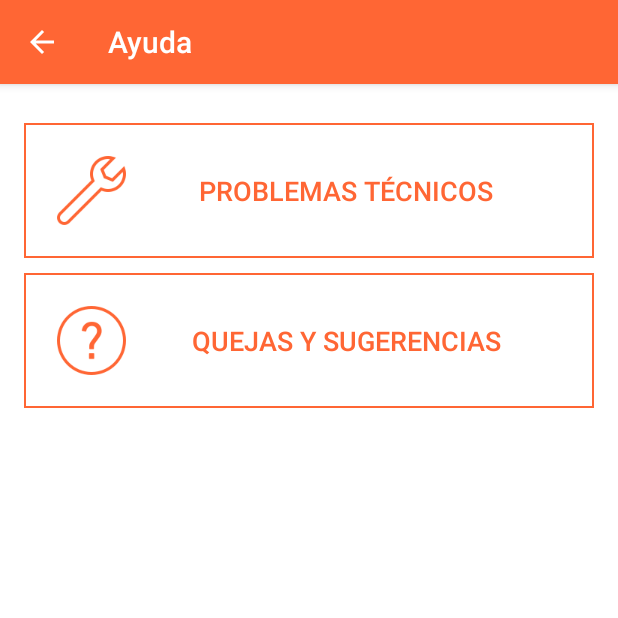
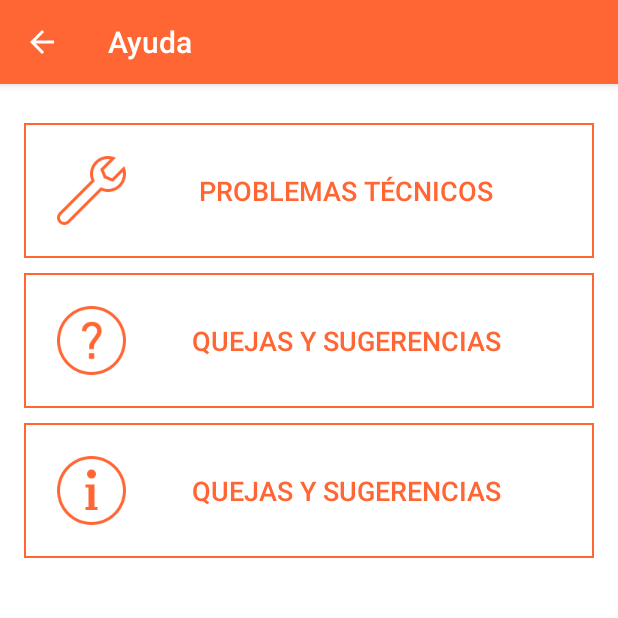
Before and after one commit to VicenteAguileraPerez/lunchApp, an Android app: the Main2Activity_Ayuda screen opened directly, with no data from a screen before it, on a phone screen of 412 x 824 dp, the top half of it. Run offline under Robolectric (Android 15) with nearby library versions, the phone set to English and light mode, and no system bars.

Commit message:
Cree el fragment de informacion, con el correo de la aplicacion asi como los nombres de los integrantes de la corporacion, añadi a actividad al boton de informacion y añadi los iconos de correo y de equipo.

```diff
--- a/app/src/main/res/layout/fragment_menu_ayuda.xml
+++ b/app/src/main/res/layout/fragment_menu_ayuda.xml
@@ -37,6 +37,19 @@
         android:layout_gravity="center"
 
         />
+    <Button
+        android:id="@+id/btninfo"
+        android:layout_width="match_parent"
+        android:layout_height="wrap_content"
+        android:background="@drawable/transparent_button_inactive"
+        android:text="@string/quejassugerencias"
+        android:textColor="@color/colorPrimaryDark"
+        android:textSize="18sp"
+        android:layout_marginTop="10dp"
+        android:padding="20dp"
+        android:drawableStart="@drawable/icon_info_100_orange"
+        android:layout_gravity="center"
 
+        />
 
 </LinearLayout>
--- a/app/src/main/res/navigation/navigation_ayuda.xml
+++ b/app/src/main/res/navigation/navigation_ayuda.xml
@@ -16,6 +16,9 @@
         <action
             android:id="@+id/action_ayuda_to_quejasysugenencias2"
             app:destination="@id/quejasysugenencias2" />
+        <action
+            android:id="@+id/action_ayuda_to_informacionapp"
+            app:destination="@id/informacionapp" />
     </fragment>
 
     <fragment
@@ -28,5 +31,10 @@
         android:name="fragmentsPackage.quejasysugenencias"
         android:label="fragment_quejasysugenencias"
         tools:layout="@layout/fragment_quejasysugenencias" />
+    <fragment
+        android:id="@+id/informacionapp"
+        android:name="com.example.lunchapp.informacionapp"
+        android:label="fragment_informacionapp"
+        tools:layout="@layout/fragment_informacionapp" />
 
 </navigation>
```
Also changed, not shown: app/src/main/java/com/example/lunchapp/informacionapp.java (added, +29 -0 lines), app/src/main/java/fragmentsPackage/Ayuda.java (+38 -0 lines), app/src/main/res/layout/fragment_informacionapp.xml (added, +83 -0 lines), app/src/main/res/drawable-xhdpi/icon_contact_orange.png (added), app/src/main/res/drawable-xhdpi/icon_contact_white.png (added), app/src/main/res/drawable-xhdpi/icon_equipo_orange.png (added), app/src/main/res/drawable-xhdpi/icon_equipo_white.png (added), app/src/main/res/drawable-xhdpi/icon_info_100_orange.png (added), app/src/main/res/drawable-xhdpi/icon_info_100_white.png (added).
